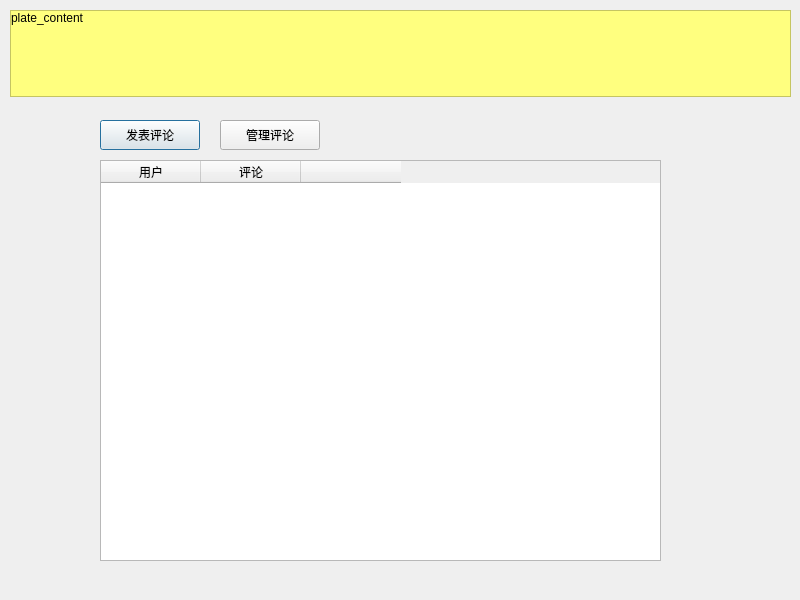
The window that Forum/post.ui (snailccc/Forum) describes before a commit, drawn with Qt 5.
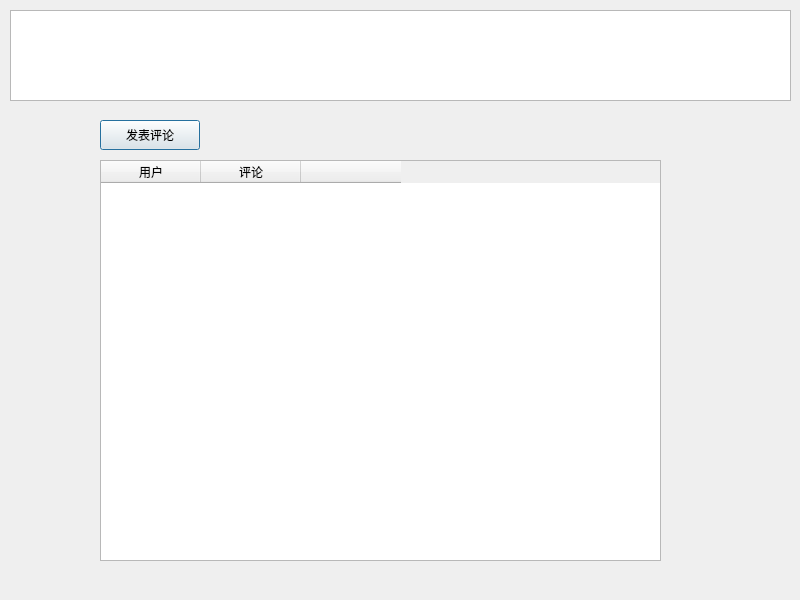
The same window after the commit.

Patch:
```diff
--- a/Forum/post.ui
+++ b/Forum/post.ui
@@ -26,61 +26,6 @@
     <string>发表评论</string>
    </property>
   </widget>
-  <widget class="QPushButton" name="manage">
-   <property name="geometry">
-    <rect>
-     <x>220</x>
-     <y>120</y>
-     <width>100</width>
-     <height>30</height>
-    </rect>
-   </property>
-   <property name="text">
-    <string>管理评论</string>
-   </property>
-  </widget>
-  <widget class="QScrollArea" name="scrollArea">
-   <property name="geometry">
-    <rect>
-     <x>10</x>
-     <y>10</y>
-     <width>781</width>
-     <height>87</height>
-    </rect>
-   </property>
-   <property name="styleSheet">
-    <string notr="true">background-color: rgb(255, 255, 127);</string>
-   </property>
-   <property name="widgetResizable">
-    <bool>true</bool>
-   </property>
-   <widget class="QWidget" name="scrollAreaWidgetContents_2">
-    <property name="geometry">
-     <rect>
-      <x>0</x>
-      <y>0</y>
-      <width>779</width>
-      <height>85</height>
-     </rect>
-    </property>
-    <widget class="QLabel" name="post_content">
-     <property name="geometry">
-      <rect>
-       <x>0</x>
-       <y>0</y>
-       <width>771</width>
-       <height>431</height>
-      </rect>
-     </property>
-     <property name="text">
-      <string>plate_content</string>
-     </property>
-     <property name="alignment">
-      <set>Qt::AlignLeading|Qt::AlignLeft|Qt::AlignTop</set>
-     </property>
-    </widget>
-   </widget>
-  </widget>
   <widget class="QTableWidget" name="commentGroup">
    <property name="geometry">
     <rect>
@@ -106,6 +51,16 @@
     </property>
    </column>
   </widget>
+  <widget class="QTextBrowser" name="post_content">
+   <property name="geometry">
+    <rect>
+     <x>10</x>
+     <y>10</y>
+     <width>781</width>
+     <height>91</height>
+    </rect>
+   </property>
+  </widget>
  </widget>
  <resources/>
  <connections/>
```
